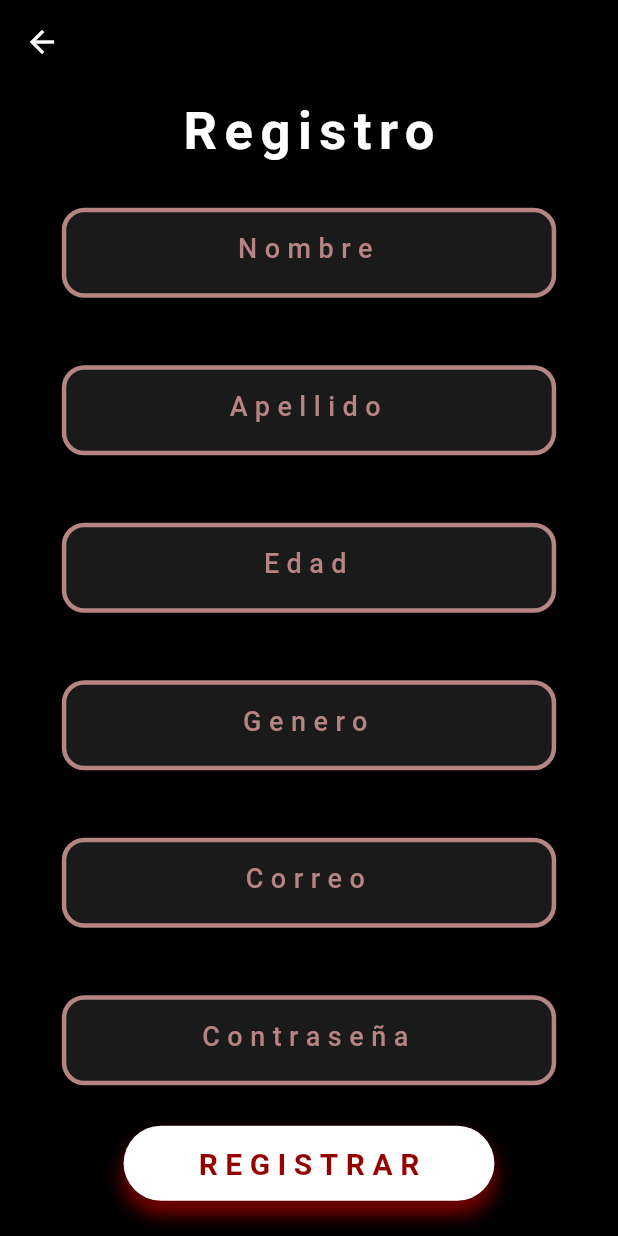
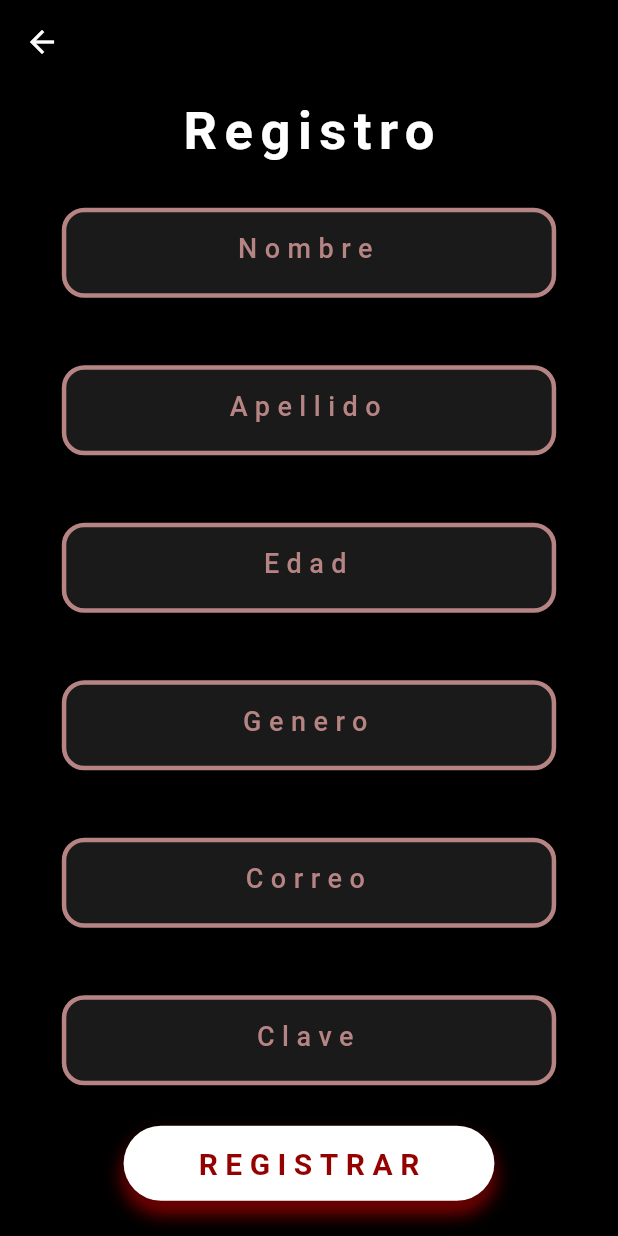
Before and after one commit to danielperez1234/registros-mike-sexto, a Flutter app: the screen it shows after launch, after a tap on "registrar", on a phone screen of 412 x 824 dp. Run offline on Flutter 3.47's test engine with Material 2 defaults, Android fonts, the phone set to English and light mode, and no system bars; Roboto replaces fonts that are missing (Montserrat).

```diff
--- a/lib/pages/login_page.dart
+++ b/lib/pages/login_page.dart
@@ -16,7 +16,8 @@ class LoginPage extends StatelessWidget {
       body: Column(
         children: [
           Center(
-              child: Text("log - in", style: Titulos(color: kWhite, size: 35))),
+              child:
+                  Text("Log - I  n", style: Titulos(color: kWhite, size: 35))),
           Container(
             height: MediaQuery.of(context).size.height * 2 / 3,
             child: Column(
@@ -29,7 +30,7 @@ class LoginPage extends StatelessWidget {
                 ),
                 CustTextField(
                   textEditingController: password,
-                  hint: 'Contraseña',
+                  hint: 'Clave',
                   isObscure: true,
                 ),
                 CustButton(
--- a/lib/pages/menu_registro_page.dart
+++ b/lib/pages/menu_registro_page.dart
@@ -31,7 +31,7 @@ class MenuRegistroPage extends StatelessWidget {
                             borderRadius: BorderRadius.circular(25)),
                         backgroundColor: kBackGround.withOpacity(.75),
                         title: Text(
-                          "Que decea agregar",
+                          "Que desea agregar",
                           style: Titulos(color: kWhite),
                           textAlign: TextAlign.center,
                         ),
--- a/lib/pages/usuarios_add_page.dart
+++ b/lib/pages/usuarios_add_page.dart
@@ -28,10 +28,10 @@ class UserAddPage extends StatelessWidget {
           CustTextField(
               textEditingController: edad,
               hint: "Edad",
-              textInputType: TextInputType.numberWithOptions(decimal: false)),
+              textInputType: TextInputType.emailAddress),
           CustTextField(textEditingController: genero, hint: "Genero"),
           CustTextField(textEditingController: correo, hint: "Correo"),
-          CustTextField(textEditingController: contrasena, hint: "Contraseña"),
+          CustTextField(textEditingController: contrasena, hint: "Clave"),
           CustButton(
               text: "REGISTRAR",
               onPress: () {
```
Also changed, not shown: pubspec.yaml (+9 -4 lines), fonts/Nexa-Trial-Bold.ttf (added), fonts/Nexa-Trial-Light.ttf (added), fonts/Nexa-Trial-Regular.ttf (added), fonts/NexaText-Trial-Bold.ttf (added), fonts/NexaText-Trial-Light.ttf (added), fonts/NexaText-Trial-Regular.ttf (added).
